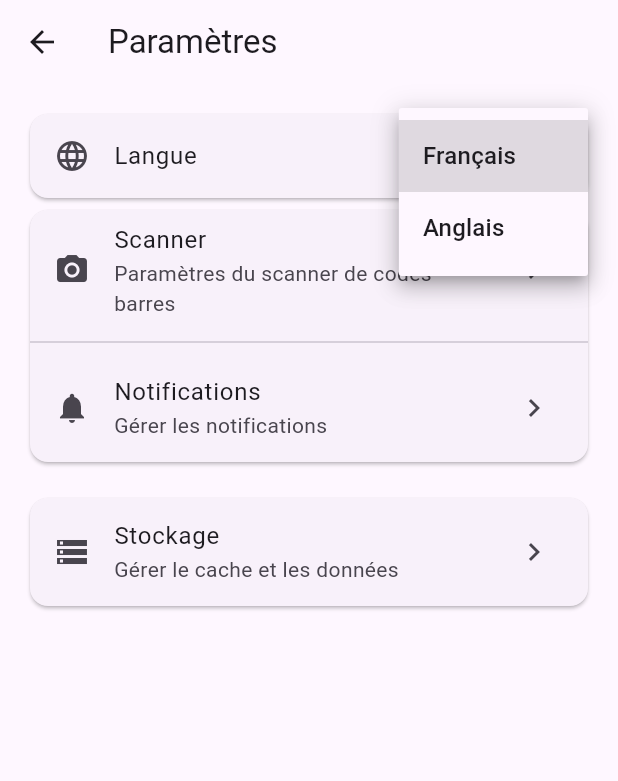
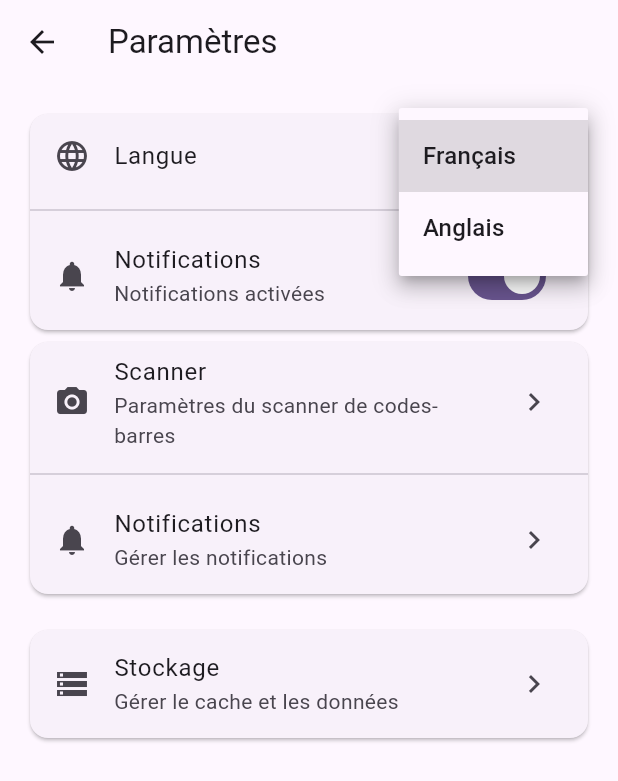
Before and after one commit to MoezMissaoui/consume-tunisian, a Flutter app: the SettingsScreen screen opened directly, after a tap on "Français", on a phone screen of 412 x 824 dp. Shown: the top 781 px of the screen. Run offline on Flutter 3.47's test engine with Material 3 defaults, Android fonts, the phone set to English and light mode, and no system bars; our stand-ins replace carousel_slider, flutter_svg, permission_handler, shared_preferences; missing offline and left inert: mobile_scanner; accounts and stored records are empty.

Commit message:
feat: swtich notification permission

```diff
--- a/lib/config/translations.dart
+++ b/lib/config/translations.dart
@@ -45,6 +45,10 @@ class AppTranslations {
       'notificationsSettings': 'Gérer les notifications',
       'storage': 'Stockage',
       'storageSettings': 'Gérer le cache et les données',
+      'notificationsEnabled': 'Notifications activées',
+      'notificationsDisabled': 'Notifications désactivées',
+      'notificationsPermissionRequired':
+          'Permission requise pour les notifications',
     },
     'en': {
       'appTitle': 'Consume Tunisian',
@@ -90,6 +94,10 @@ class AppTranslations {
       'notificationsSettings': 'Manage notifications',
       'storage': 'Storage',
       'storageSettings': 'Manage cache and data',
+      'notificationsEnabled': 'Notifications enabled',
+      'notificationsDisabled': 'Notifications disabled',
+      'notificationsPermissionRequired':
+          'Permission required for notifications',
     },
     'ar': {
       'appTitle': 'استهلك تونسي',
@@ -134,6 +142,9 @@ class AppTranslations {
       'notificationsSettings': 'إدارة الإشعارات',
       'storage': 'التخزين',
       'storageSettings': 'إدارة ذاكرة التخزين المؤقت والبيانات',
+      'notificationsEnabled': 'الإشعارات مفعلة',
+      'notificationsDisabled': 'الإشعارات معطلة',
+      'notificationsPermissionRequired': 'مطلوب إذن للإشعارات',
     },
   };
 }
--- a/lib/presentation/screens/settings_screen.dart
+++ b/lib/presentation/screens/settings_screen.dart
@@ -1,9 +1,41 @@
 import 'package:flutter/material.dart';
 import 'package:provider/provider.dart';
+import 'package:permission_handler/permission_handler.dart';
 import '../../controllers/language_controller.dart';
 
-class SettingsScreen extends StatelessWidget {
+class SettingsScreen extends StatefulWidget {
   const SettingsScreen({Key? key}) : super(key: key);
+
+  @override
+  State<SettingsScreen> createState() => _SettingsScreenState();
+}
+
+class _SettingsScreenState extends State<SettingsScreen> {
+  bool _notificationsEnabled = false;
+
+  @override
+  void initState() {
+    super.initState();
+    _checkNotificationPermission();
+  }
+
+  Future<void> _checkNotificationPermission() async {
+    final status = await Permission.notification.status;
+    setState(() {
+      _notificationsEnabled = status.isGranted;
+    });
+  }
+
+  Future<void> _toggleNotifications() async {
+    if (_notificationsEnabled) {
+      openAppSettings();
+    } else {
+      final status = await Permission.notification.request();
+      setState(() {
+        _notificationsEnabled = status.isGranted;
+      });
+    }
+  }
 
   @override
   Widget build(BuildContext context) {
@@ -60,6 +92,26 @@ class SettingsScreen extends StatelessWidget {
                                   languageController.setLanguage(newValue);
                                 }
                               },
+                            ),
+                          ),
+                          const Divider(),
+                          ListTile(
+                            leading: const Icon(Icons.notifications),
+                            title: Text(
+                              languageController.translate('notifications'),
+                            ),
+                            subtitle: Text(
+                              _notificationsEnabled
+                                  ? languageController.translate(
+                                    'notificationsEnabled',
+                                  )
+                                  : languageController.translate(
+                                    'notificationsDisabled',
+                                  ),
+                            ),
+                            trailing: Switch(
+                              value: _notificationsEnabled,
+                              onChanged: (bool value) => _toggleNotifications(),
                             ),
                           ),
                         ],
```
Also changed, not shown: 2 other files.
